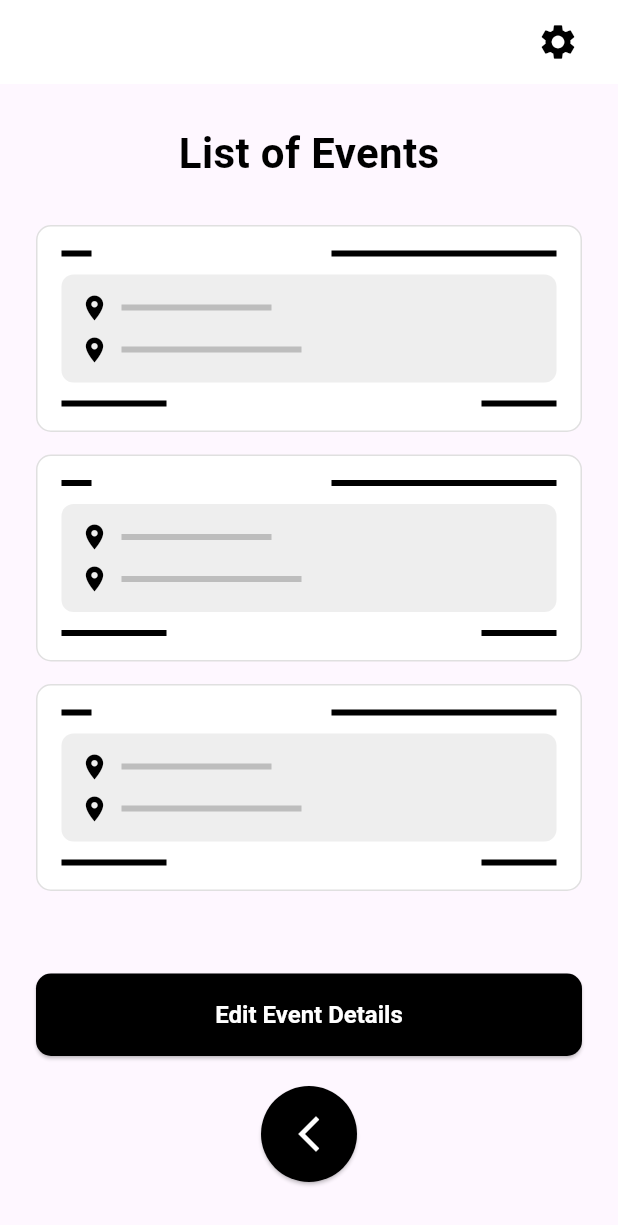
After one commit to Zawia07/eventify, a Flutter app: the EventListViewScreen screen opened directly, on a phone screen of 412 x 824 dp. The commit adds this screen. Shown: the top 1225 px of the screen. Run offline on Flutter 3.47's test engine with Material 3 defaults, Android fonts, the phone set to English and light mode, and no system bars.

Commit message:
Layout design, oh layout design.

```diff
--- /dev/null
+++ b/lib/U_viewEvents.dart
@@ -0,0 +1,221 @@
+import 'package:flutter/material.dart';
+
+void main() {
+  runApp(const MyApp());
+}
+
+class MyApp extends StatelessWidget {
+  const MyApp({super.key});
+
+  @override
+  Widget build(BuildContext context) {
+    return MaterialApp(
+      title: 'List of Events',
+      theme: ThemeData(
+        primarySwatch: Colors.blue,
+        // Optional: Define a default font if you want to match the image's serif look.
+        // You might need to import a custom font like GoogleFonts.
+        // For demonstration, I'll use a basic style.
+        fontFamily:
+            'Roboto', // Or 'Georgia' or 'Merriweather' for serif look if available
+      ),
+      home: const EventListViewScreen(),
+    );
+  }
+}
+
+class EventListViewScreen extends StatelessWidget {
+  const EventListViewScreen({super.key});
+
+  @override
+  Widget build(BuildContext context) {
+    return Scaffold(
+      appBar: AppBar(
+        backgroundColor: Colors.white,
+        elevation: 0, // No shadow for the app bar
+        actions: [
+          IconButton(
+            icon: const Icon(Icons.settings, color: Colors.black, size: 28),
+            onPressed: () {
+              // Handle settings icon tap
+              ScaffoldMessenger.of(
+                context,
+              ).showSnackBar(const SnackBar(content: Text('Settings tapped!')));
+            },
+          ),
+          const SizedBox(width: 16), // Padding for the icon
+        ],
+      ),
+      body: Padding(
+        padding: const EdgeInsets.symmetric(horizontal: 24.0, vertical: 16.0),
+        child: Column(
+          crossAxisAlignment: CrossAxisAlignment.stretch,
+          children: [
+            const SizedBox(height: 10), // Space from top
+            // Main Page Title
+            const Center(
+              child: Text(
+                'List of Events',
+                style: TextStyle(
+                  color: Colors.black,
+                  fontWeight: FontWeight.bold,
+                  fontSize: 28, // Larger font size for main title
+                  // fontFamily: 'YourSerifFont', // If matching a specific font
+                ),
+              ),
+            ),
+            const SizedBox(height: 20), // Space below title
+            // Event List Placeholder (using an Expanded ListView.builder)
+            Expanded(
+              child: ListView.builder(
+                padding: const EdgeInsets.symmetric(vertical: 8.0),
+                itemCount: 3, // Display 3 placeholder items for demonstration
+                itemBuilder: (context, index) {
+                  return _buildEventPlaceholderItem();
+                },
+              ),
+            ),
+            const SizedBox(height: 20), // Space above the action button
+            // Edit Event Details Button
+            _buildBlackButton(context, 'Edit Event Details', () {
+              ScaffoldMessenger.of(context).showSnackBar(
+                const SnackBar(content: Text('Edit Event Details tapped!')),
+              );
+              // Navigate to an event editing screen
+            }),
+            const SizedBox(height: 20), // Space above back button
+            // Back Button
+            Center(
+              child: ElevatedButton(
+                onPressed: () {
+                  // Handle back navigation
+                  Navigator.pop(context); // Goes back to the previous screen
+                },
+                style: ElevatedButton.styleFrom(
+                  backgroundColor: Colors.black, // Background color
+                  foregroundColor: Colors.white, // Icon color
+                  shape: const CircleBorder(), // Circular shape
+                  padding: const EdgeInsets.all(
+                    18,
+                  ), // Padding inside the button
+                  minimumSize: const Size(60, 60), // Ensure it's a good size
+                ),
+                child: const Icon(
+                  Icons.arrow_back_ios_new,
+                  size: 28,
+                ), // Back arrow icon
+              ),
+            ),
+            const SizedBox(height: 20), // Space below the back button
+          ],
+        ),
+      ),
+    );
+  }
+
+  // Helper function to build a single event placeholder item
+  Widget _buildEventPlaceholderItem() {
+    return Container(
+      margin: const EdgeInsets.only(bottom: 15), // Space between cards
+      padding: const EdgeInsets.all(16.0),
+      decoration: BoxDecoration(
+        color: Colors.white,
+        borderRadius: BorderRadius.circular(10),
+        border: Border.all(
+          color: Colors.grey.shade300,
+          width: 1,
+        ), // Light border
+      ),
+      child: Column(
+        crossAxisAlignment: CrossAxisAlignment.start,
+        children: [
+          // Top section: dots and black line
+          Row(
+            mainAxisAlignment: MainAxisAlignment.spaceBetween,
+            children: [
+              Container(
+                width: 20,
+                height: 4,
+                color: Colors.black, // Placeholder for dots
+              ),
+              Container(
+                width: 150, // Length of the black line
+                height: 4,
+                color: Colors.black,
+              ),
+            ],
+          ),
+          const SizedBox(height: 12),
+
+          // Middle section: highlighted grey box with location lines
+          Container(
+            padding: const EdgeInsets.all(12),
+            decoration: BoxDecoration(
+              color: Colors.grey.shade200, // Highlighted grey background
+              borderRadius: BorderRadius.circular(8),
+            ),
+            child: Column(
+              crossAxisAlignment: CrossAxisAlignment.start,
+              children: [
+                Row(
+                  children: [
+                    Icon(Icons.location_on, size: 20, color: Colors.black),
+                    const SizedBox(width: 8),
+                    Container(
+                      width: 100,
+                      height: 4,
+                      color: Colors.grey.shade400,
+                    ),
+                  ],
+                ),
+                const SizedBox(height: 8),
+                Row(
+                  children: [
+                    Icon(Icons.location_on, size: 20, color: Colors.black),
+                    const SizedBox(width: 8),
+                    Container(
+                      width: 120,
+                      height: 4,
+                      color: Colors.grey.shade400,
+                    ),
+                  ],
+                ),
+              ],
+            ),
+          ),
+          const SizedBox(height: 12),
+
+          // Bottom section: two shorter black lines
+          Row(
+            mainAxisAlignment: MainAxisAlignment.spaceBetween,
+            children: [
+              Container(width: 70, height: 4, color: Colors.black),
+              Container(width: 50, height: 4, color: Colors.black),
+            ],
+          ),
+        ],
+      ),
+    );
+  }
+
+  // Helper function to build the common black buttons
+  Widget _buildBlackButton(
+    BuildContext context,
+    String text,
+    VoidCallback onPressed,
+  ) {
+    return ElevatedButton(
+      onPressed: onPressed,
+      style: ElevatedButton.styleFrom(
+        backgroundColor: Colors.black, // Background color
+        foregroundColor: Colors.white, // Text color
+        padding: const EdgeInsets.symmetric(vertical: 18),
+        shape: RoundedRectangleBorder(
+          borderRadius: BorderRadius.circular(10), // Rounded corners
+        ),
+        textStyle: const TextStyle(fontSize: 16, fontWeight: FontWeight.bold),
+      ),
+      child: Text(text),
+    );
+  }
+}
```
Also changed, not shown: lib/main.dart (+35 -19 lines), lib/A_manageUsers.dart (renamed from lib/admin.dart), lib/EM_createEventScreen.dart (renamed from lib/create_event_screen.dart), lib/EM_manageEvent.dart (renamed from lib/manage_event.dart).
